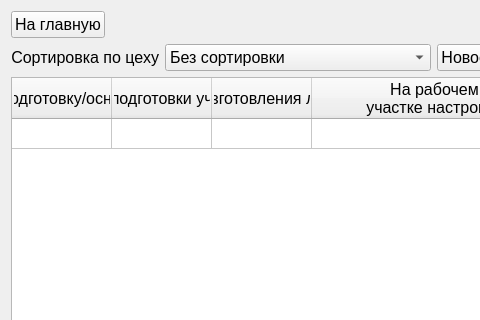
Old version of the form technical.ui in the repository NoneType4Name/nto-contest; both pictures show x 0 to 480 and y 0 to 320 of the 1084 by 493 pixel window.
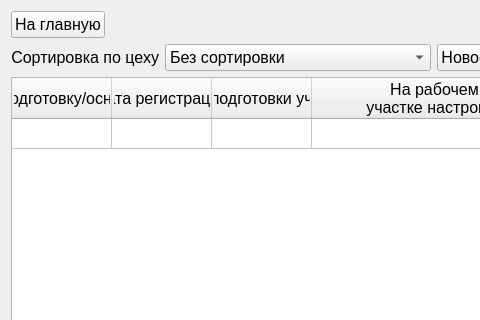
New version of the form.

The edit to the form file:
```diff
--- a/technical.ui
+++ b/technical.ui
@@ -162,7 +162,7 @@
          </column>
          <column>
           <property name="text">
-           <string>Дата подготовки участка</string>
+           <string>Дата регистрации</string>
           </property>
           <property name="font">
            <font>
@@ -172,7 +172,7 @@
          </column>
          <column>
           <property name="text">
-           <string>Дата начало изготовления лесопродукции</string>
+           <string>Дата подготовки участка</string>
           </property>
           <property name="font">
            <font>
```
